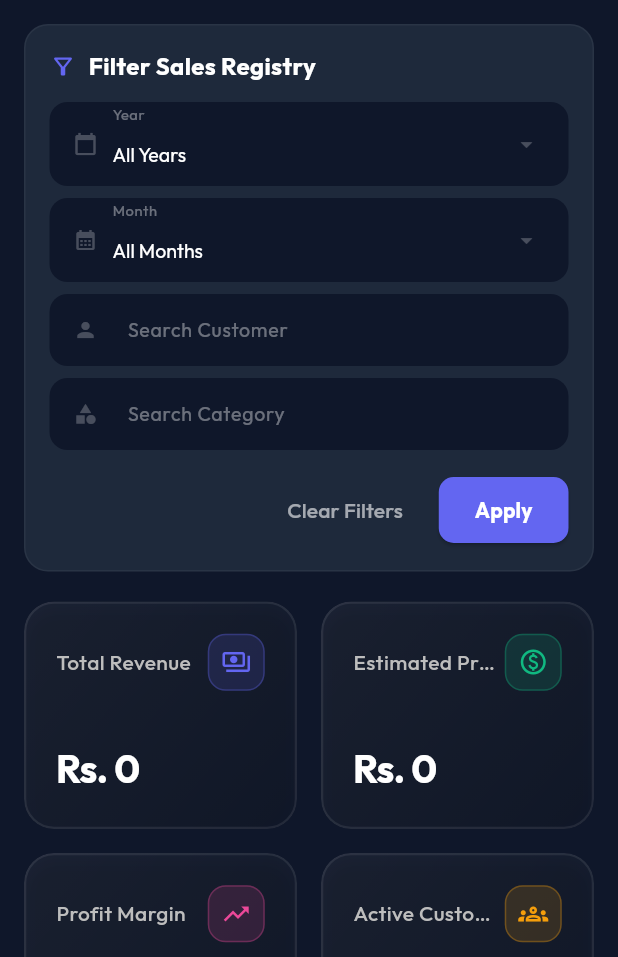
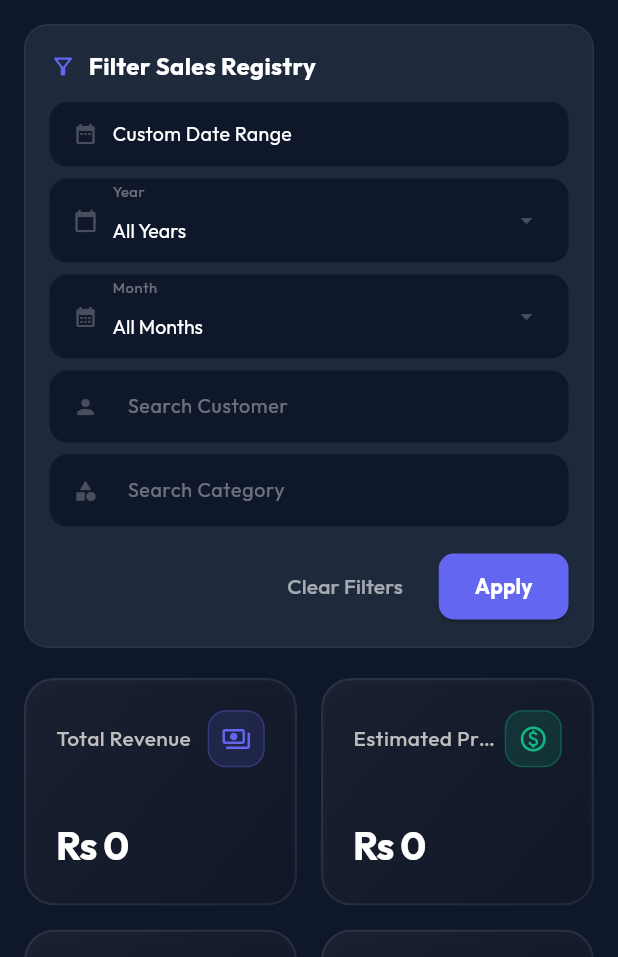
Before and after one commit to geminisubs09-ui/analytics, a Flutter app: the screen it shows after launch, on a phone screen of 412 x 824 dp, the part 279-1236 px from its top. Run offline on Flutter 3.47's test engine with Material 3 defaults, Android fonts, the phone set to English and light mode, and no system bars; our stand-ins replace file_picker, fl_chart, google_fonts; network calls fail.

Commit message:
feat: implement sales analytics enhancements including nepali formatting, dashboard date ranges, pagination, and advanced insights UI

```diff
--- a/frontend/lib/screens/dashboard_screen.dart
+++ b/frontend/lib/screens/dashboard_screen.dart
@@ -10,6 +10,7 @@ import '../widgets/navigation_drawer.dart';
 import '../models/analytics_models.dart';
 import 'upload_screen.dart';
 import 'admin_map_screen.dart';
+import '../utils/formatters.dart';
 
 class DashboardScreen extends StatefulWidget {
   const DashboardScreen({Key? key}) : super(key: key);
@@ -21,13 +22,14 @@ class DashboardScreen extends StatefulWidget {
 class _DashboardScreenState extends State<DashboardScreen> {
   String _selectedYear = 'All Years';
   String _selectedMonth = 'All Months';
+  DateTimeRange? _selectedDateRange;
 
   // Sorting State for Products
   String _sortColumn = 'Sales Val';
   bool _sortAscending = false;
 
   // Sorting State for Customers
-  String _customerSortColumn = 'Margin';
+  String _customerSortColumn = 'Total Sales';
   bool _customerSortAscending = false;
 
   // Local state for filtering top products by volume
@@ -69,7 +71,10 @@ class _DashboardScreenState extends State<DashboardScreen> {
     String start = '';
     String end = '';
 
-    if (_selectedYear != 'All Years') {
+    if (_selectedDateRange != null) {
+      start = DateFormat('yyyy-MM-dd').format(_selectedDateRange!.start);
+      end = DateFormat('yyyy-MM-dd').format(_selectedDateRange!.end);
+    } else if (_selectedYear != 'All Years') {
       if (_selectedMonth == 'All Months') {
         start = '$_selectedYear-01-01';
         end = '$_selectedYear-12-31';
@@ -109,6 +114,7 @@ class _DashboardScreenState extends State<DashboardScreen> {
     setState(() {
       _selectedYear = 'All Years';
       _selectedMonth = 'All Months';
+      _selectedDateRange = null;
       _selectedProductGroup = 'All';
       _groupFilteredProducts = null;
     });
@@ -128,8 +134,8 @@ class _DashboardScreenState extends State<DashboardScreen> {
     double avgMargin = totalRevenue > 0 ? (totalProfit / totalRevenue) * 100 : 0.0;
     int activeParties = provider.customerRetention.length;
 
-    final formattedRevenue = NumberFormat.currency(symbol: 'Rs. ', decimalDigits: 0).format(totalRevenue);
-    final formattedProfit = NumberFormat.currency(symbol: 'Rs. ', decimalDigits: 0).format(totalProfit);
+    final formattedRevenue = Formatters.formatNepaliCurrency(totalRevenue);
+    final formattedProfit = Formatters.formatNepaliCurrency(totalProfit);
     final formattedMargin = '${avgMargin.toStringAsFixed(1)}%';
 
     return Scaffold(
@@ -260,6 +266,45 @@ class _DashboardScreenState extends State<DashboardScreen> {
     return Row(
       children: [
         Expanded(
+          child: InkWell(
+            onTap: () async {
+              final range = await showDateRangePicker(
+                context: context,
+                firstDate: DateTime(2020),
+                lastDate: DateTime(2030),
+              );
+              if (range != null) {
+                setState(() {
+                  _selectedDateRange = range;
+                  _selectedYear = 'All Years';
+                  _selectedMonth = 'All Months';
+                });
+              }
+            },
+            child: Container(
+              decoration: BoxDecoration(
+                color: const Color(0xFF0F172A),
+                borderRadius: BorderRadius.circular(12),
+              ),
+              padding: const EdgeInsets.symmetric(horizontal: 16, vertical: 12),
+              child: Row(
+                children: [
+                  const Icon(Icons.date_range, color: Colors.white24, size: 16),
+                  const SizedBox(width: 10),
+                  Expanded(
+                    child: Text(
+                      _selectedDateRange == null ? 'Custom Range' : '${DateFormat('MMM d, yy').format(_selectedDateRange!.start)} - ${DateFormat('MMM d, yy').format(_selectedDateRange!.end)}',
+                      style: const TextStyle(color: Colors.white, fontSize: 13),
+                      overflow: TextOverflow.ellipsis,
+                    ),
+                  ),
+                ],
+              ),
+            ),
+          ),
+        ),
+        const SizedBox(width: 12),
+        Expanded(
           child: _buildDropdownField(
             value: _selectedYear,
             items: _years,
@@ -316,6 +361,43 @@ class _DashboardScreenState extends State<DashboardScreen> {
   Widget _buildFiltersColumn() {
     return Column(
       children: [
+        InkWell(
+          onTap: () async {
+            final range = await showDateRangePicker(
+              context: context,
+              firstDate: DateTime(2020),
+              lastDate: DateTime(2030),
+            );
+            if (range != null) {
+              setState(() {
+                _selectedDateRange = range;
+                _selectedYear = 'All Years';
+                _selectedMonth = 'All Months';
+              });
+            }
+          },
+          child: Container(
+            decoration: BoxDecoration(
+              color: const Color(0xFF0F172A),
+              borderRadius: BorderRadius.circular(12),
+            ),
+            padding: const EdgeInsets.symmetric(horizontal: 16, vertical: 12),
+            child: Row(
+              children: [
+                const Icon(Icons.date_range, color: Colors.white24, size: 16),
+                const SizedBox(width: 10),
+                Expanded(
+                  child: Text(
+                    _selectedDateRange == null ? 'Custom Date Range' : '${DateFormat('MMM d, yyyy').format(_selectedDateRange!.start)} - ${DateFormat('MMM d, yyyy').format(_selectedDateRange!.end)}',
+                    style: const TextStyle(color: Colors.white, fontSize: 13),
+                    overflow: TextOverflow.ellipsis,
+                  ),
+                ),
+              ],
+            ),
+          ),
+        ),
+        const SizedBox(height: 8),
         _buildDropdownField(
           value: _selectedYear,
           items: _years,
@@ -574,7 +656,7 @@ class _DashboardScreenState extends State<DashboardScreen> {
         ...data.take(5).map((item) => TableRow(
               children: [
                 _tableCell(item.vchType),
-                _tableCell(NumberFormat.compact().format(item.totalSales)),
+                _tableCell(Formatters.formatNepaliCurrency(item.totalSales)),
                 _tableCell('${item.profitMarginPct.toStringAsFixed(1)}%', isAccent: true),
               ],
             )),
@@ -610,10 +692,15 @@ class _DashboardScreenState extends State<DashboardScreen> {
           child: Row(
             children: groups.map((groupName) {
               final isSelected = _selectedProductGroup == groupName;
+              String chipLabel = groupName;
+              if (groupName != 'All') {
+                final match = provider.groupSales.firstWhere((g) => g.productGroup == groupName, orElse: () => GroupSales(productGroup: groupName, totalSalesValue: 0, estimatedProfit: 0));
+                chipLabel = '$groupName (${Formatters.formatNepaliCurrency(match.totalSalesValue)})';
+              }
               return Padding(
                 padding: const EdgeInsets.only(right: 6.0, bottom: 12.0),
                 child: ChoiceChip(
-                  label: Text(groupName),
+                  label: Text(chipLabel),
                   selected: isSelected,
                   selectedColor: const Color(0xFF6366F1),
                   backgroundColor: const Color(0xFF0F172A),
@@ -712,7 +799,7 @@ class _DashboardScreenState extends State<DashboardScreen> {
                         children: [
                           _tableCell(item.productName),
                           _tableCell(item.totalQuantity.toStringAsFixed(0)),
-                          _tableCell(NumberFormat.compact().format(item.totalSalesValue)),
+                          _tableCell(Formatters.formatNepaliCurrency(item.totalSalesValue)),
                         ],
                       )).toList(),
                 ),
@@ -816,7 +903,7 @@ class _DashboardScreenState extends State<DashboardScreen> {
               children: sortedData.map((item) => TableRow(
                     children: [
                       _tableCell(item.party),
-                      _tableCell(NumberFormat.compact().format(item.totalSales)),
+                      _tableCell(Formatters.formatNepaliCurrency(item.totalSales)),
                       _tableCell('${item.profitMarginPct.toStringAsFixed(1)}%', isAccent: true),
                     ],
                   )).toList(),
--- /dev/null
+++ b/frontend/lib/utils/formatters.dart
@@ -0,0 +1,19 @@
+import 'package:intl/intl.dart';
+
+class Formatters {
+  static String formatNepaliCurrency(double amount) {
+    bool isNegative = amount < 0;
+    amount = amount.abs();
+
+    String formatted;
+    if (amount >= 10000000) { // Crore
+      formatted = 'Rs ${(amount / 10000000).toStringAsFixed(2)} Cr';
+    } else if (amount >= 100000) { // Lakh
+      formatted = 'Rs ${(amount / 100000).toStringAsFixed(2)} L';
+    } else {
+      formatted = 'Rs ${NumberFormat("#,##0").format(amount)}';
+    }
+
+    return isNegative ? '-$formatted' : formatted;
+  }
+}
```
Also changed, not shown: frontend/lib/screens/advanced_insights_screen.dart (+40 -14 lines), frontend/lib/widgets/sales_chart.dart (+10 -9 lines), 11 other files.
